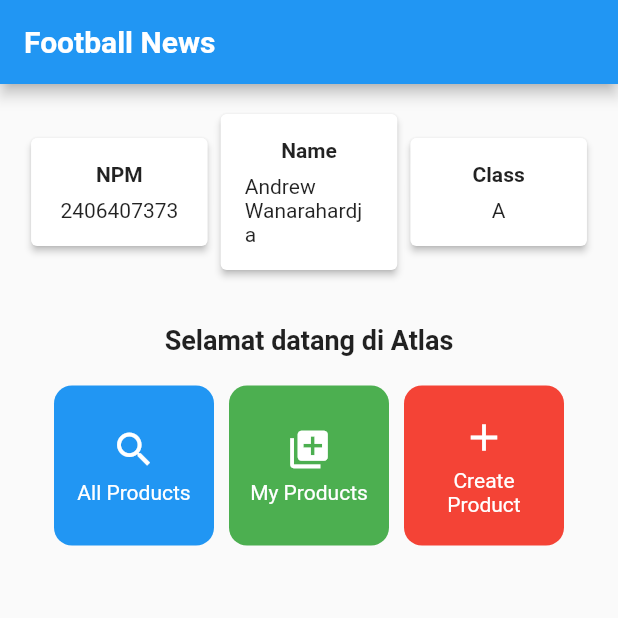
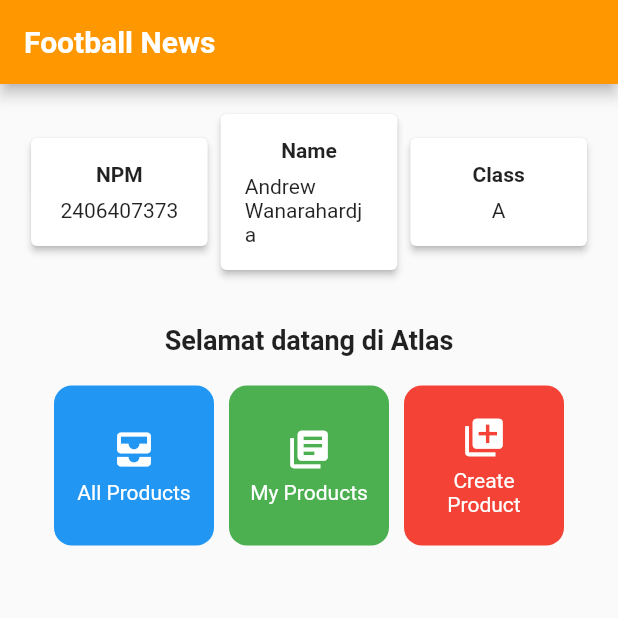
Before and after one commit to AndrewWanarahardja/atlas-mobile, a Flutter app: the screen it shows after launch, on a phone screen of 412 x 824 dp, the top half of it. Run offline on Flutter 3.47's test engine with Material 2 defaults, Android fonts, the phone set to English and light mode, and no system bars.

Commit message:
Tugas 7 questions

```diff
--- a/atlas_mobile/lib/main.dart
+++ b/atlas_mobile/lib/main.dart
@@ -23,8 +23,8 @@
         // or simply save your changes to "hot reload" in a Flutter IDE).
         // Notice that the counter didn't reset back to zero; the application
         // is not restarted.
-         colorScheme: ColorScheme.fromSwatch(primarySwatch: Colors.blue)
-         .copyWith(secondary: Colors.blueAccent[400]),
+         colorScheme: ColorScheme.fromSwatch(primarySwatch: Colors.orange)
+         .copyWith(secondary: Colors.lime),
       ),
       home: MyHomePage(),
     );
--- a/atlas_mobile/lib/menu.dart
+++ b/atlas_mobile/lib/menu.dart
@@ -8,16 +8,16 @@
   final String kelas = "A"; //kelas
 
   final List<ItemHomepage> items = [
-    ItemHomepage("All Products", Icons.search, Colors.blue),
-    ItemHomepage("My Products", Icons.my_library_add, Colors.green),
-    ItemHomepage("Create Product", Icons.add, Colors.red),
+    ItemHomepage("All Products", Icons.all_inbox, Colors.blue),
+    ItemHomepage("My Products", Icons.my_library_books , Colors.green),
+    ItemHomepage("Create Product", Icons.my_library_add, Colors.red),
   ];
 
   @override
     Widget build(BuildContext context) {
         return Scaffold(
             appBar: AppBar(
-              // Judul aplikasi "Football News" dengan teks putih dan tebal.
+              // Judul aplikasi "Atlas" dengan teks putih dan tebal.
               title: const Text(
                 'Football News',
                 style: TextStyle(
```
